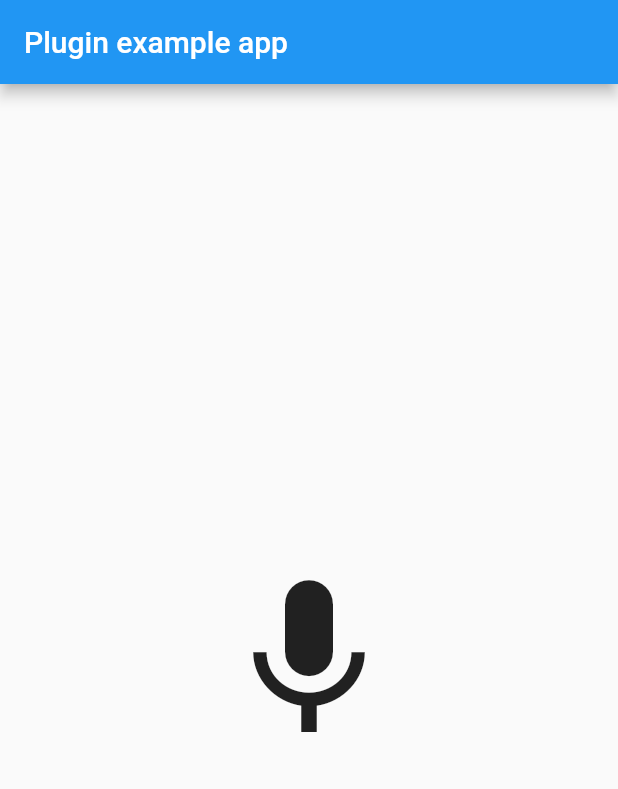
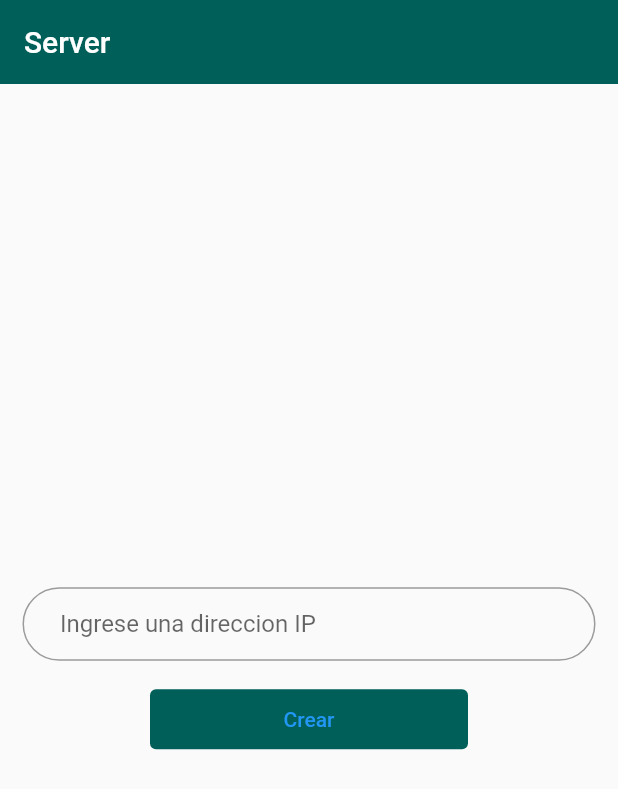
Before and after one commit to vladPB27/near_voice_1.0.1, a Flutter app: the Home screen opened by its route, after a tap on "Practicas", on a phone screen of 412 x 824 dp. Shown: the top 789 px of the screen. Run offline on Flutter 3.47's test engine with Material 2 defaults, Android fonts, the phone set to English and light mode, and no system bars; our stand-ins replace after_layout, carousel_slider, flutter_swiper, fluttertoast, hexcolor, image_picker and 1 more; missing offline and left inert: admob_flutter, get_ip; accounts and stored records are empty.

Commit message:
ui practicas

```diff
--- a/lib/model/route_generator.dart
+++ b/lib/model/route_generator.dart
@@ -3,6 +3,7 @@ import 'package:near_voice/view/client/connect_meeting.dart';
 import 'package:near_voice/view/create_loading.dart';
 import 'package:near_voice/view/info_popup.dart';
 import 'package:near_voice/view/info_popup_two.dart';
+import 'package:near_voice/view/practicas/crear_sala.dart';
 import 'package:near_voice/view/practicas/test_soundstream.dart';
 import 'package:near_voice/view/server/create_meeting.dart';
 import 'package:near_voice/view/home.dart';
@@ -41,6 +42,8 @@ class RouteGenerator {
         return MaterialPageRoute(builder: (_) => InfoPopUpTwo());
       case '/testing_sound_stream':
         return MaterialPageRoute(builder: (_) => TestingSoundStream());
+      case '/crearSala_practicas':
+        return MaterialPageRoute(builder: (_) => CrearSala());
       // case '/users':
       //   return MaterialPageRoute(builder: (_) => Users());
       case '/third':
--- a/lib/view/home.dart
+++ b/lib/view/home.dart
@@ -221,7 +221,7 @@ class _InitialPageState extends State<Home> with AfterLayoutMixin {
                     top: 5, bottom: 5, right: 25, left: 25),
                 child: TextButton(
                   onPressed: () {
-                    Navigator.of(context).pushNamed('/testing_sound_stream');
+                    Navigator.of(context).pushNamed('/crearSala_practicas');
                   }, child: Text('Practicas'),
                 )
               )
--- /dev/null
+++ b/lib/view/practicas/crear_sala.dart
@@ -0,0 +1,62 @@
+import 'package:flutter/material.dart';
+import 'package:near_voice/model/colors.dart';
+
+class CrearSala extends StatefulWidget {
+  const CrearSala({key}) : super(key: key);
+
+  @override
+  _CrearSalaState createState() => _CrearSalaState();
+}
+
+class _CrearSalaState extends State<CrearSala> {
+  @override
+  Widget build(BuildContext context) {
+    final nameController = TextEditingController();
+    return MaterialApp(
+      home: Scaffold(
+        appBar: AppBar(
+          title: Text('Server'),
+          elevation: 0,
+          backgroundColor: ColorsNearVoice.primaryColor,
+        ),
+        body: Column(
+          crossAxisAlignment: CrossAxisAlignment.stretch,
+          mainAxisAlignment: MainAxisAlignment.center,
+          children: [
+            Padding(
+              padding: const EdgeInsets.all(15.0),
+              child: TextFormField(
+                textAlignVertical: TextAlignVertical.center,
+                // textAlign: TextAlign.center,
+                controller: nameController,
+                decoration: InputDecoration(
+                  contentPadding:
+                      EdgeInsets.symmetric(vertical: 15, horizontal: 25),
+                  border: OutlineInputBorder(
+                    borderRadius: BorderRadius.all(
+                      Radius.circular(30.0),
+                    ),
+                  ),
+                  hintText: 'Ingrese una direccion IP',
+                ),
+              ),
+            ),
+            Padding(
+              padding: const EdgeInsets.only(left: 100,right: 100),
+              child: TextButton(
+                onPressed: () {
+                  Navigator.of(context).pushNamed('/testing_sound_stream');
+                },
+                child: Text('Crear'),
+                style: TextButton.styleFrom(
+                  backgroundColor: ColorsNearVoice.primaryColor,
+                  fixedSize: const Size(20, 40),
+                ),
+              ),
+            )
+          ],
+        ),
+      ),
+    );
+  }
+}
--- a/lib/view/practicas/test_soundstream.dart
+++ b/lib/view/practicas/test_soundstream.dart
@@ -4,6 +4,7 @@ import 'dart:io';
 import 'package:flutter/material.dart';
 import 'package:flutter/services.dart';
 import 'package:get_ip/get_ip.dart';
+import 'package:near_voice/model/colors.dart';
 import 'package:near_voice/sound_stream.dart';
 import 'package:web_socket_channel/io.dart';
 
@@ -110,7 +111,9 @@ class _TestingSoundStreamState extends State<TestingSoundStream> {
     return MaterialApp(
       home: Scaffold(
         appBar: AppBar(
-          title: const Text('Plugin example app'),
+          title: Text('Server'),
+          elevation: 0,
+          backgroundColor: ColorsNearVoice.primaryColor,
         ),
         body: Column(
           crossAxisAlignment: CrossAxisAlignment.stretch,
```
